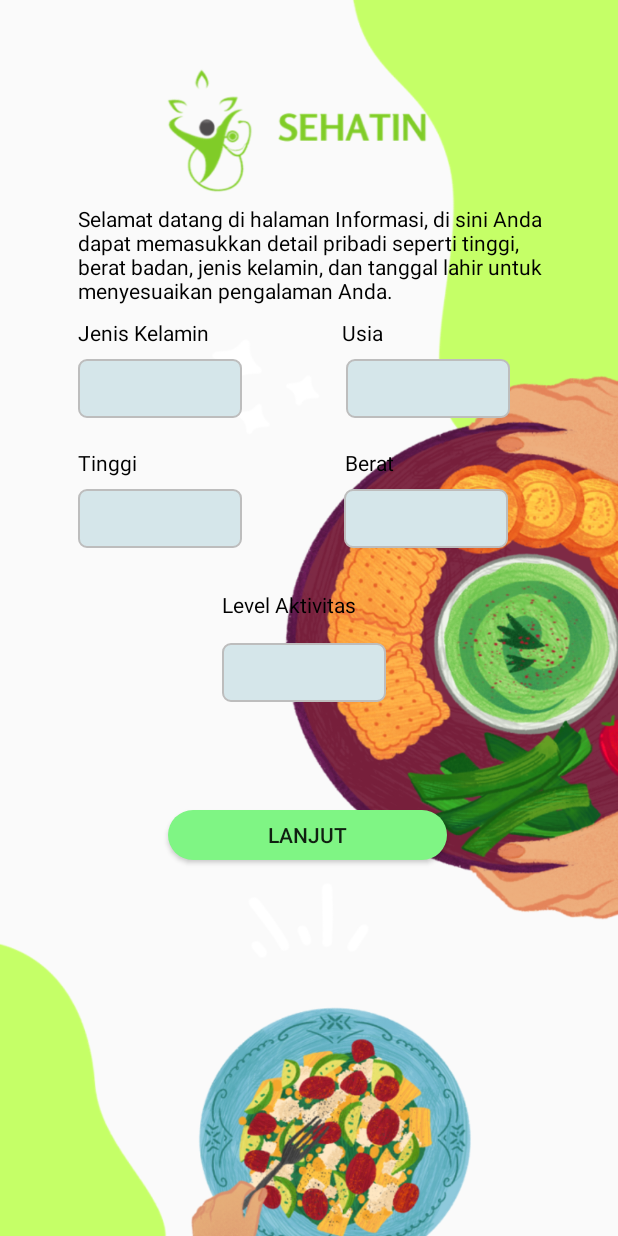
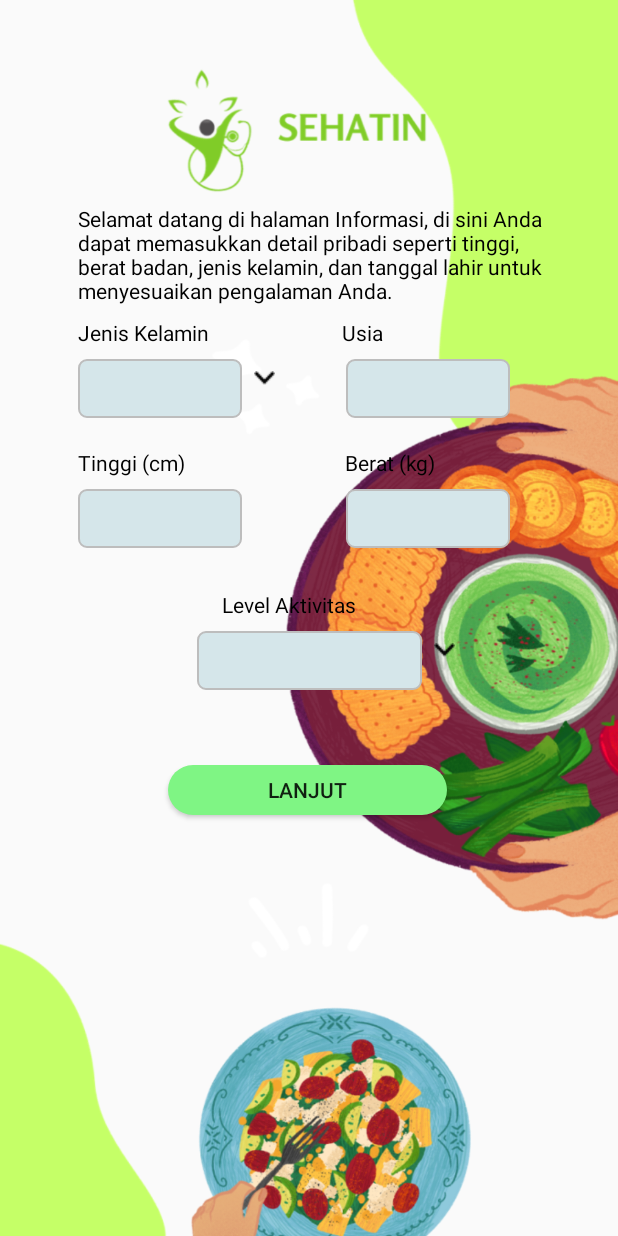
Before and after one commit to SehatIn-CH2-PS051/Aplication-SehatIn, an Android app: the InformationActivity screen opened directly, with no data from a screen before it, on a phone screen of 412 x 824 dp. Run offline under Robolectric (Android 15) with nearby library versions, the phone set to English and light mode, and no system bars.

Commit message:
file pendukung 2

```diff
--- a/app/src/main/java/com/bangkit/sehatin/InformationActivity.kt
+++ b/app/src/main/java/com/bangkit/sehatin/InformationActivity.kt
@@ -1,32 +1,58 @@
 package com.bangkit.sehatin
 
+import android.annotation.SuppressLint
+import android.content.DialogInterface
 import android.content.Intent
 import android.os.Bundle
+import android.widget.ArrayAdapter
+import android.widget.AutoCompleteTextView
 import android.widget.Button
 import android.widget.EditText
+import android.widget.ImageView
+import androidx.appcompat.app.AlertDialog
 import androidx.appcompat.app.AppCompatActivity
 
 class InformationActivity : AppCompatActivity() {
 
-    private lateinit var gender: EditText
+    private lateinit var genderDropdown: AutoCompleteTextView
     private lateinit var age: EditText
     private lateinit var height: EditText
     private lateinit var weight: EditText
-    private lateinit var activitylevel: EditText
-
+    private lateinit var activityLevelDropdown: AutoCompleteTextView
     private lateinit var email: String
     private lateinit var username: String
     private lateinit var password: String
 
+    @SuppressLint("CutPasteId", "MissingInflatedId")
     override fun onCreate(savedInstanceState: Bundle?) {
         super.onCreate(savedInstanceState)
         setContentView(R.layout.activity_information)
 
-        gender = findViewById(R.id.gender)
+        genderDropdown = findViewById(R.id.gender)
         age = findViewById(R.id.age)
         height = findViewById(R.id.height)
         weight = findViewById(R.id.weight)
-        activitylevel = findViewById(R.id.activitylevel)
+        activityLevelDropdown = findViewById(R.id.activitylevel)
+
+        val genderOptions = listOf("male", "female")
+        val genderAdapter = ArrayAdapter(this, R.layout.dropdown_item, genderOptions)
+        genderDropdown.setAdapter(genderAdapter)
+
+        // Tambahkan opsi untuk level aktivitas
+        val activityLevelOptions = listOf("sedentary", "lightly active", "moderately active", "very active", "extra active")
+        val activityLevelAdapter = ArrayAdapter(this, R.layout.dropdown_item, activityLevelOptions)
+        activityLevelDropdown.setAdapter(activityLevelAdapter)
+
+        val genderDropdownButton: ImageView = findViewById(R.id.genderDropdownButton)
+        val activityLevelDropdownButton: ImageView = findViewById(R.id.activityLevelDropdownButton)
+
+        genderDropdownButton.setOnClickListener {
+            genderDropdown.showDropDown()
+        }
+
+        activityLevelDropdownButton.setOnClickListener {
+            activityLevelDropdown.showDropDown()
+        }
 
         // Ambil data dari intent
         email = intent.getStringExtra("email") ?: ""
@@ -40,13 +66,14 @@ class InformationActivity : AppCompatActivity() {
             intent.putExtra("email", email)
             intent.putExtra("name", username)
             intent.putExtra("password", password)
-            intent.putExtra("gender", gender.text.toString())
+            intent.putExtra("gender", genderDropdown.text.toString()) // Tetapkan nilai dari AutoCompleteTextView
             intent.putExtra("age", age.text.toString().toInt())
             intent.putExtra("height", height.text.toString().toInt())
             intent.putExtra("weight", weight.text.toString().toInt())
-            intent.putExtra("activity_level", activitylevel.text.toString())
+            intent.putExtra("activity_level", activityLevelDropdown.text.toString()) // Tetapkan nilai dari AutoCompleteTextView
 
             startActivity(intent)
         }
+
     }
 }
--- a/app/src/main/java/com/bangkit/sehatin/LogActivity.kt
+++ b/app/src/main/java/com/bangkit/sehatin/LogActivity.kt
@@ -28,12 +28,6 @@ class LogActivity : AppCompatActivity() {
     override fun onCreate(savedInstanceState: Bundle?) {
         super.onCreate(savedInstanceState)
         setContentView(R.layout.activity_log)
-        val btnChart : Button = findViewById(R.id.btnLihatChart)
-
-        btnChart.setOnClickListener {
-            val intent = Intent(this, LSTMActivity::class.java)
-            startActivity(intent)
-        }
         // Ambil token dari SharedPreferences atau dari tempat penyimpanan lainnya
         val sharedPreferences = getSharedPreferences("sehatin", AppCompatActivity.MODE_PRIVATE)
         val token = sharedPreferences.getString("token", "")
--- a/app/src/main/res/layout/activity_information.xml
+++ b/app/src/main/res/layout/activity_information.xml
@@ -33,16 +33,26 @@
         app:layout_constraintStart_toStartOf="parent"
         app:layout_constraintTop_toBottomOf="@+id/selamat_dat" />
 
-    <EditText
+    <AutoCompleteTextView
         android:id="@+id/gender"
         android:layout_width="109dp"
         android:layout_height="39dp"
         android:layout_marginStart="52dp"
         android:layout_marginTop="8dp"
         android:background="@drawable/edit_text_background"
+        android:dropDownVerticalOffset="10dp"
         app:layout_constraintStart_toStartOf="parent"
-        app:layout_constraintTop_toBottomOf="@+id/jenisText"
-        tools:ignore="MissingConstraints" />
+        app:layout_constraintTop_toBottomOf="@+id/jenisText" />
+
+    <ImageView
+        android:id="@+id/genderDropdownButton"
+        android:layout_width="wrap_content"
+        android:layout_height="wrap_content"
+        android:layout_marginStart="8dp"
+        android:layout_marginTop="8dp"
+        android:src="@drawable/vector"
+        app:layout_constraintStart_toEndOf="@+id/gender"
+        app:layout_constraintTop_toTopOf="@+id/gender" />
 
     <TextView
         android:id="@+id/usiaText"
@@ -105,10 +115,10 @@
         android:id="@+id/weight"
         android:layout_width="109dp"
         android:layout_height="39dp"
-        android:layout_marginStart="68dp"
         android:layout_marginTop="8dp"
+        android:layout_marginEnd="72dp"
         android:background="@drawable/edit_text_background"
-        app:layout_constraintStart_toEndOf="@+id/height"
+        app:layout_constraintEnd_toEndOf="parent"
         app:layout_constraintTop_toBottomOf="@+id/beratText"
         tools:ignore="MissingConstraints" />
 
@@ -124,29 +134,39 @@
         app:layout_constraintTop_toBottomOf="@+id/height"
         tools:ignore="MissingConstraints" />
 
-    <EditText
+    <AutoCompleteTextView
         android:id="@+id/activitylevel"
-        android:layout_width="109dp"
+        android:layout_width="150dp"
         android:layout_height="39dp"
-        android:layout_marginStart="148dp"
-        android:layout_marginTop="16dp"
+        android:layout_marginTop="8dp"
         android:background="@drawable/edit_text_background"
+        android:dropDownVerticalOffset="10dp"
+        app:layout_constraintEnd_toEndOf="parent"
         app:layout_constraintStart_toStartOf="parent"
-        app:layout_constraintTop_toBottomOf="@+id/lvlText"
-        tools:ignore="LabelFor,MissingConstraints" />
+        app:layout_constraintTop_toBottomOf="@+id/lvlText" />
+
+    <ImageView
+        android:id="@+id/activityLevelDropdownButton"
+        android:layout_width="wrap_content"
+        android:layout_height="wrap_content"
+        android:layout_marginStart="8dp"
+        android:layout_marginTop="8dp"
+        android:src="@drawable/vector"
+        app:layout_constraintStart_toEndOf="@+id/activitylevel"
+        app:layout_constraintTop_toTopOf="@+id/activitylevel" />
 
     <Button
         android:id="@+id/NextStep2"
         android:layout_width="186dp"
         android:layout_height="33dp"
-        android:layout_below="@id/activitylevel"
+        android:layout_below="@id/activityLevelDropdownButton"
         android:layout_centerHorizontal="true"
         android:layout_marginStart="112dp"
         android:layout_marginTop="72dp"
         android:background="@drawable/button_signup"
         android:text="@string/lanjut"
         app:layout_constraintStart_toStartOf="parent"
-        app:layout_constraintTop_toBottomOf="@+id/activitylevel"
+        app:layout_constraintTop_toBottomOf="@+id/activityLevelDropdownButton"
         tools:ignore="MissingConstraints" />
 
 
--- a/app/src/main/res/layout/activity_log.xml
+++ b/app/src/main/res/layout/activity_log.xml
@@ -126,16 +126,5 @@
 
 
     </androidx.cardview.widget.CardView>
-
-        <Button
-                android:id="@+id/btnLihatChart"
-                android:layout_width="wrap_content"
-                android:layout_height="wrap_content"
-                android:layout_marginTop="16dp"
-                android:text="Lihat Chart"
-                app:layout_constraintBottom_toBottomOf="parent"
-                app:layout_constraintEnd_toEndOf="parent"
-                app:layout_constraintStart_toStartOf="parent"
-                app:layout_constraintTop_toBottomOf="@+id/containerBox" android:background="@color/green"/>
     </androidx.constraintlayout.widget.ConstraintLayout>
 </ScrollView>
--- a/app/src/main/res/layout/activity_purpose.xml
+++ b/app/src/main/res/layout/activity_purpose.xml
@@ -16,6 +16,7 @@
         android:layout_marginBottom="16dp"
         android:drawableEnd="@drawable/gbr1"
         android:text="@string/menjaga"
+        android:background="@drawable/button_signup"
         app:layout_constraintBottom_toBottomOf="parent"
         app:layout_constraintStart_toStartOf="parent"
         app:layout_constraintTop_toTopOf="parent"
@@ -30,6 +31,7 @@
         android:layout_marginBottom="16dp"
         android:drawableEnd="@drawable/gbr2"
         android:text="@string/menurutkan"
+        android:background="@drawable/button_signup"
         app:layout_constraintBottom_toBottomOf="parent"
         app:layout_constraintStart_toStartOf="parent"
         app:layout_constraintTop_toTopOf="parent"
@@ -44,6 +46,7 @@
         android:layout_marginBottom="16dp"
         android:drawableEnd="@drawable/gbr3"
         android:text="@string/menaikkan"
+        android:background="@drawable/button_signup"
         app:layout_constraintBottom_toBottomOf="parent"
         app:layout_constraintStart_toStartOf="parent"
         app:layout_constraintTop_toTopOf="parent"
--- a/app/src/main/res/values/strings.xml
+++ b/app/src/main/res/values/strings.xml
@@ -16,9 +16,9 @@
 		tinggi, berat badan, jenis kelamin, dan tanggal lahir untuk menyesuaikan pengalaman Anda.
 	</string>
 	<string name="jenis">Jenis Kelamin</string>
-	<string name="usia">Usia</string>
-	<string name="tinggi">Tinggi</string>
-	<string name="berat">Berat</string>
+	<string name="usia">Usia </string>
+	<string name="tinggi">Tinggi (cm)</string>
+	<string name="berat">Berat (kg)</string>
 	<string name="level_aktivitas">Level Aktivitas</string>
 	<string name="lanjut">Lanjut</string>
 	<string name="menjaga">Menjaga berat \n badan</string>
```
